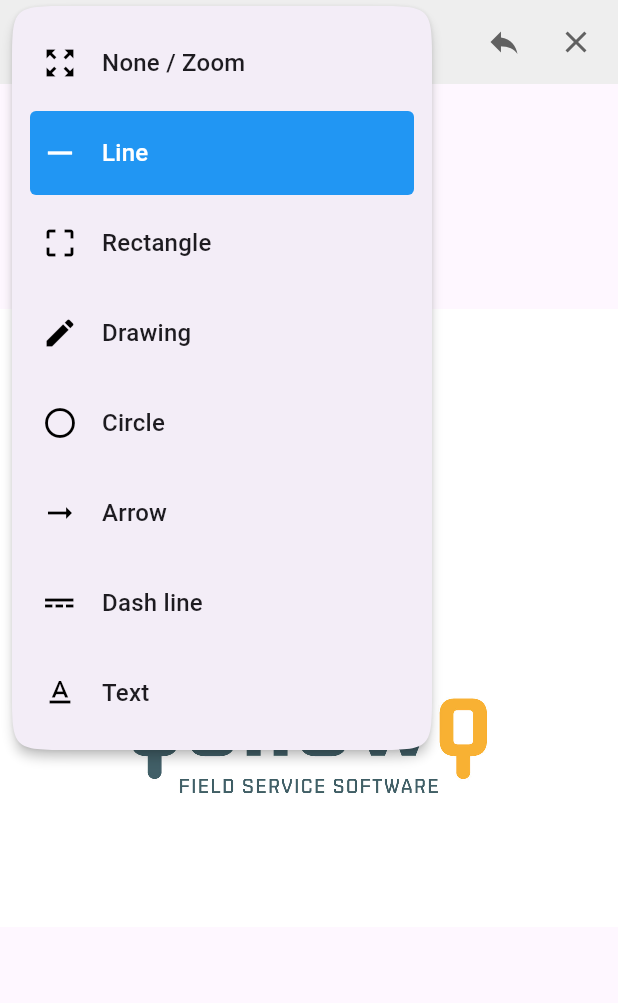
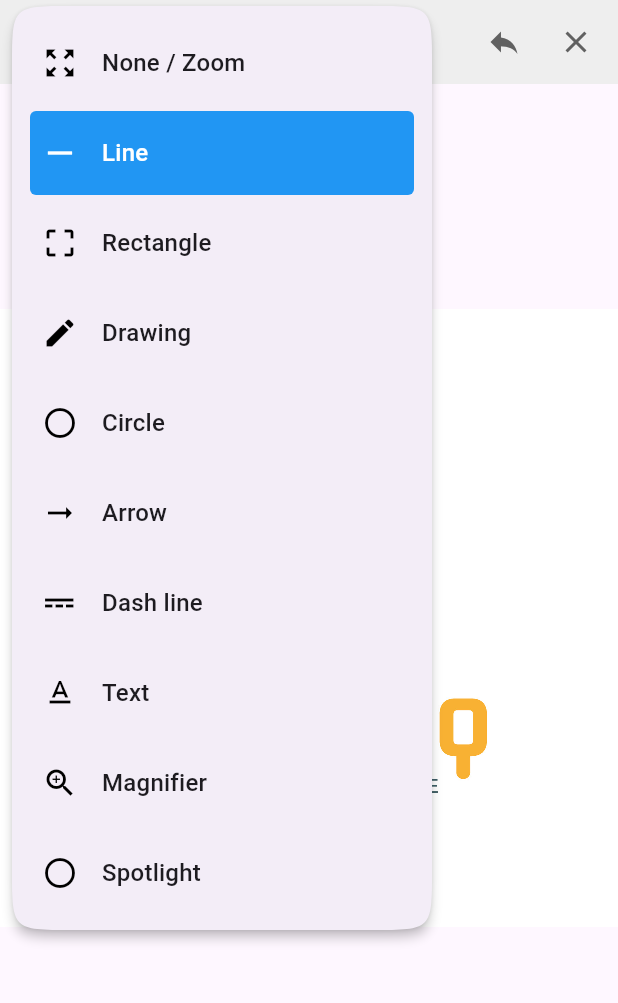
Before and after one commit to SiamMahmud/m4_image_painter, a Flutter app: the screen it shows after launch, after a tap on the "horizontal rule" icon, on a phone screen of 412 x 824 dp, the part 84-1087 px from its top. Run offline on Flutter 3.47's test engine with Material 3 defaults, Android fonts, the phone set to English and light mode, and no system bars; our stand-ins replace open_file; missing offline and left inert: dart:html, dart:js.

Commit message:
Added Magnifier & Spotlight

```diff
--- a/lib/src/_image_painter.dart
+++ b/lib/src/_image_painter.dart
@@ -13,10 +13,8 @@ class DrawImage extends CustomPainter {
   late ImagePainterController _controller;
 
   ///Constructor for the canvas
-  DrawImage({
-    required ImagePainterController controller,
-    this.backgroundColor,
-  }) : super(repaint: controller) {
+  DrawImage({required ImagePainterController controller, this.backgroundColor})
+    : super(repaint: controller) {
     _controller = controller;
   }
 
@@ -48,8 +46,9 @@ class DrawImage extends CustomPainter {
           final path = Path();
           path.addOval(
             Rect.fromCircle(
-                center: _offset[1]!,
-                radius: (_offset[0]! - _offset[1]!).distance),
+              center: _offset[1]!,
+              radius: (_offset[0]! - _offset[1]!).distance,
+            ),
           );
           canvas.drawPath(path, _painter);
           break;
@@ -70,11 +69,70 @@ class DrawImage extends CustomPainter {
                 ..lineTo(_offset[i + 1]!.dx, _offset[i + 1]!.dy);
               canvas.drawPath(_path, _painter..strokeCap = StrokeCap.round);
             } else if (_offset[i] != null && _offset[i + 1] == null) {
-              canvas.drawPoints(PointMode.points, [_offset[i]!],
-                  _painter..strokeCap = StrokeCap.round);
+              canvas.drawPoints(PointMode.points, [
+                _offset[i]!,
+              ], _painter..strokeCap = StrokeCap.round);
             }
           }
           break;
+
+        case PaintMode.magnifier:
+          final center = item.offsets[0]!;
+          final radius = item.magnifierRadius;
+          final scale = item.magnifierScale;
+
+          canvas.save();
+          Path clipPath = Path()
+            ..addOval(Rect.fromCircle(center: center, radius: radius));
+          canvas.clipPath(clipPath);
+
+          canvas.save();
+          canvas.translate(center.dx * (1 - scale), center.dy * (1 - scale));
+          canvas.scale(scale);
+          paintImage(
+            canvas: canvas,
+            image: _controller.image!,
+            rect: Rect.fromPoints(Offset.zero, Offset(size.width, size.height)),
+            filterQuality: FilterQuality.high,
+          );
+          canvas.restore();
+          canvas.restore();
+
+          final borderPaint = Paint()
+            ..color = Colors.white
+            ..strokeWidth = 3
+            ..style = PaintingStyle.stroke;
+          canvas.drawCircle(center, radius, borderPaint);
+          break;
+
+
+
+        case PaintMode.spotlight:
+          final center = item.offsets[0]!;
+          final radius = 100.0;
+          canvas.saveLayer(
+            Rect.fromLTWH(0, 0, size.width, size.height),
+            Paint(),
+          );
+          canvas.drawRect(
+            Rect.fromLTWH(0, 0, size.width, size.height),
+            Paint()
+              ..color = Colors.black.withOpacity(0.65)
+              ..blendMode = BlendMode.srcOver,
+          );
+          final clearPaint = Paint()..blendMode = BlendMode.clear;
+          canvas.drawCircle(center, radius, clearPaint);
+
+          canvas.restore();
+          final borderPaint = Paint()
+            ..color = Colors.white
+            ..strokeWidth = 3
+            ..style = PaintingStyle.stroke;
+
+          canvas.drawCircle(center, radius, borderPaint);
+          break;
+
+
         case PaintMode.text:
           final textSpan = TextSpan(
             text: item.text,
@@ -91,10 +149,14 @@ class DrawImage extends CustomPainter {
           );
           textPainter.layout(minWidth: 0, maxWidth: size.width);
           final textOffset = _offset.isEmpty
-              ? Offset(size.width / 2 - textPainter.width / 2,
-                  size.height / 2 - textPainter.height / 2)
-              : Offset(_offset[0]!.dx - textPainter.width / 2,
-                  _offset[0]!.dy - textPainter.height / 2);
+              ? Offset(
+                  size.width / 2 - textPainter.width / 2,
+                  size.height / 2 - textPainter.height / 2,
+                )
+              : Offset(
+                  _offset[0]!.dx - textPainter.width / 2,
+                  _offset[0]!.dy - textPainter.height / 2,
+                );
           textPainter.paint(canvas, textOffset);
           break;
         default:
@@ -115,8 +177,9 @@ class DrawImage extends CustomPainter {
           break;
         case PaintMode.circle:
           final path = Path();
-          path.addOval(Rect.fromCircle(
-              center: _end!, radius: (_end - _start!).distance));
+          path.addOval(
+            Rect.fromCircle(center: _end!, radius: (_end - _start!).distance),
+          );
           canvas.drawPath(path, _paint);
           break;
         case PaintMode.arrow:
@@ -133,12 +196,14 @@ class DrawImage extends CustomPainter {
           for (int i = 0; i < _controller.offsets.length - 1; i++) {
             if (points[i] != null && points[i + 1] != null) {
               canvas.drawLine(
-                  Offset(points[i]!.dx, points[i]!.dy),
-                  Offset(points[i + 1]!.dx, points[i + 1]!.dy),
-                  _paint..strokeCap = StrokeCap.round);
+                Offset(points[i]!.dx, points[i]!.dy),
+                Offset(points[i + 1]!.dx, points[i + 1]!.dy),
+                _paint..strokeCap = StrokeCap.round,
+              );
             } else if (points[i] != null && points[i + 1] == null) {
-              canvas.drawPoints(PointMode.points,
-                  [Offset(points[i]!.dx, points[i]!.dy)], _paint);
+              canvas.drawPoints(PointMode.points, [
+                Offset(points[i]!.dx, points[i]!.dy),
+              ], _paint);
             }
           }
           break;
@@ -220,7 +285,9 @@ enum PaintMode {
   circle,
 
   ///Allows to draw dashed line between two point.
-  dashLine
+  dashLine,
+  magnifier,
+  spotlight,
 }
 
 ///[PaintInfo] keeps track of a single unit of shape, whichever selected.
@@ -233,6 +300,10 @@ class PaintInfo {
 
   //Used to store strokesize of the mode.
   final double strokeWidth;
+
+  double magnifierRadius;
+
+  double magnifierScale;
 
   ///Used to save offsets.
   ///Two point in case of other shapes and list of points for [FreeStyle].
@@ -265,5 +336,7 @@ class PaintInfo {
     required this.strokeWidth,
     this.text = '',
     this.fill = false,
+    this.magnifierRadius = 120,
+    this.magnifierScale = 3.0,
   });
 }
--- a/lib/src/_paint_over_image.dart
+++ b/lib/src/_paint_over_image.dart
@@ -416,16 +416,14 @@ class ImagePainterState extends State<ImagePainter> {
 
   int _strokeMultiplier = 1;
   late TextDelegate textDelegate;
+
   @override
   void initState() {
     super.initState();
     _isLoaded = ValueNotifier<bool>(false);
     _controller = widget.controller;
     if (widget.isSignature) {
-      _controller.update(
-        mode: PaintMode.freeStyle,
-        color: Colors.black,
-      );
+      _controller.update(mode: PaintMode.freeStyle, color: Colors.black);
       _controller.setRect(Size(widget.width!, widget.height!));
     }
     _resolveAndConvertImage();
@@ -512,8 +510,11 @@ class ImagePainterState extends State<ImagePainter> {
   Future<ui.Image> _loadNetworkImage(String path) async {
     final completer = Completer<ImageInfo>();
     final img = NetworkImage(path);
-    img.resolve(const ImageConfiguration()).addListener(
-        ImageStreamListener((info, _) => completer.complete(info)));
+    img
+        .resolve(const ImageConfiguration())
+        .addListener(
+          ImageStreamListener((info, _) => completer.complete(info)),
+        );
     final imageInfo = await completer.future;
     _isLoaded.value = true;
     return imageInfo.image;
@@ -566,9 +567,7 @@ class ImagePainterState extends State<ImagePainter> {
                         size: imageSize,
                         willChange: true,
                         isComplex: true,
-                        painter: DrawImage(
-                          controller: _controller,
-                        ),
+                        painter: DrawImage(controller: _controller),
                       ),
                     );
                   },
@@ -577,7 +576,7 @@ class ImagePainterState extends State<ImagePainter> {
             ),
           ),
           if (!widget.controlsAtTop && widget.showControls) _buildControls(),
-          SizedBox(height: MediaQuery.of(context).padding.bottom)
+          SizedBox(height: MediaQuery.of(context).padding.bottom),
         ],
       ),
     );
@@ -625,13 +624,15 @@ class ImagePainterState extends State<ImagePainter> {
               children: [
                 IconButton(
                   tooltip: textDelegate.undo,
-                  icon: widget.undoIcon ??
+                  icon:
+                      widget.undoIcon ??
                       Icon(Icons.reply, color: Colors.grey[700]),
                   onPressed: () => _controller.undo(),
                 ),
                 IconButton(
                   tooltip: textDelegate.clearAllProgress,
-                  icon: widget.clearAllIcon ??
+                  icon:
+                      widget.clearAllIcon ??
                       Icon(Icons.clear, color: Colors.grey[700]),
                   onPressed: () => _controller.clear(),
                 ),
@@ -643,8 +644,9 @@ class ImagePainterState extends State<ImagePainter> {
   }
 
   _scaleStartGesture(ScaleStartDetails onStart) {
-    final _zoomAdjustedOffset =
-        _transformationController.toScene(onStart.localFocalPoint);
+    final _zoomAdjustedOffset = _transformationController.toScene(
+      onStart.localFocalPoint,
+    );
     if (!widget.isSignature) {
       _controller.setStart(_zoomAdjustedOffset);
       _controller.addOffsets(_zoomAdjustedOffset);
@@ -653,8 +655,9 @@ class ImagePainterState extends State<ImagePainter> {
 
   ///Fires while user is interacting with the screen to record painting.
   void _scaleUpdateGesture(ScaleUpdateDetails onUpdate) {
-    final _zoomAdjustedOffset =
-        _transformationController.toScene(onUpdate.localFocalPoint);
+    final _zoomAdjustedOffset = _transformationController.toScene(
+      onUpdate.localFocalPoint,
+    );
     _controller.setInProgress(true);
     if (_controller.start == null) {
       _controller.setStart(_zoomAdjustedOffset);
@@ -666,7 +669,13 @@ class ImagePainterState extends State<ImagePainter> {
     if (_controller.onTextUpdateMode) {
       _controller.paintHistory
           .lastWhere((element) => element.mode == PaintMode.text)
-          .offsets = [_zoomAdjustedOffset];
+          .offsets = [
+        _zoomAdjustedOffset,
+      ];
+    }
+
+    if (_controller.mode == PaintMode.spotlight) {
+      _controller.notifyListeners();
     }
   }
 
@@ -681,9 +690,31 @@ class ImagePainterState extends State<ImagePainter> {
       _controller.offsets.clear();
     } else if (_controller.start != null &&
         _controller.end != null &&
-        _controller.mode != PaintMode.text) {
+        _controller.mode != PaintMode.text &&
+        _controller.mode != PaintMode.spotlight &&
+        _controller.mode != PaintMode.magnifier) {
       _addEndPoints();
+    } else if (_controller.mode == PaintMode.magnifier) {
+      _addPaintHistory(
+        PaintInfo(
+          mode: PaintMode.magnifier,
+          offsets: [_controller.start, _controller.end],
+          color: Colors.transparent,
+          strokeWidth: 0,
+          magnifierScale: 2.0,
+        ),
+      );
+    } else if (_controller.mode == PaintMode.spotlight) {
+      _addPaintHistory(
+        PaintInfo(
+          mode: PaintMode.spotlight,
+          offsets: [_controller.start],
+          color: Colors.transparent,
+          strokeWidth: 0,
+        ),
+      );
     }
+
     _controller.resetStartAndEnd();
   }
 
@@ -830,9 +861,9 @@ class ImagePainterState extends State<ImagePainter> {
           AnimatedBuilder(
             animation: _controller,
             builder: (_, __) {
-              final icon = paintModes(textDelegate)
-                  .firstWhere((item) => item.mode == _controller.mode)
-                  .icon;
+              final icon = paintModes(
+                textDelegate,
+              ).firstWhere((item) => item.mode == _controller.mode).icon;
               return PopupMenuButton(
                 tooltip: textDelegate.changeMode,
                 shape: ContinuousRectangleBorder(
@@ -854,7 +885,8 @@ class ImagePainterState extends State<ImagePainter> {
                 ),
                 surfaceTintColor: Colors.transparent,
                 tooltip: textDelegate.changeColor,
-                icon: widget.colorIcon ??
+                icon:
+                    widget.colorIcon ??
                     Container(
                       padding: const EdgeInsets.all(2.0),
                       height: 24,
@@ -894,7 +926,7 @@ class ImagePainterState extends State<ImagePainter> {
                     Text(
                       textDelegate.fill,
                       style: Theme.of(context).textTheme.bodyMedium,
-                    )
+                    ),
                   ],
                 );
               } else {
@@ -913,7 +945,8 @@ class ImagePainterState extends State<ImagePainter> {
           ),
           IconButton(
             tooltip: textDelegate.clearAllProgress,
-            icon: widget.clearAllIcon ??
+            icon:
+                widget.clearAllIcon ??
                 Icon(Icons.clear, color: Colors.grey[700]),
             onPressed: () {
               widget.onClear?.call();
--- a/lib/src/delegates/text_delegate.dart
+++ b/lib/src/delegates/text_delegate.dart
@@ -7,6 +7,8 @@ class TextDelegate {
   final String arrow = "Arrow";
   final String dashLine = "Dash line";
   final String text = "Text";
+  final String magnifier = "Magnifier";
+  final String spotlight = "Spotlight";
   final String changeMode = "Change Mode";
   final String changeColor = "Change Color";
   final String changeBrushSize = "Change Brush Size";
--- a/lib/src/widgets/_mode_widget.dart
+++ b/lib/src/widgets/_mode_widget.dart
@@ -24,7 +24,8 @@ class SelectionItems extends StatelessWidget {
       margin: const EdgeInsets.symmetric(vertical: 2.0),
       decoration: BoxDecoration(
         borderRadius: BorderRadius.circular(4.0),
-          color: isSelected ? Colors.blue : Colors.transparent),
+        color: isSelected ? Colors.blue : Colors.transparent,
+      ),
       child: ListTile(
         leading: IconTheme(
           data: const IconThemeData(opacity: 1.0),
@@ -55,44 +56,60 @@ List<ModeData> paintModes(TextDelegate textDelegate) => [
   ModeData(
     icon: Icons.zoom_out_map,
     mode: PaintMode.none,
-          label: textDelegate.noneZoom),
+    label: textDelegate.noneZoom,
+  ),
   ModeData(
     icon: Icons.horizontal_rule,
     mode: PaintMode.line,
-          label: textDelegate.line),
+    label: textDelegate.line,
+  ),
   ModeData(
     icon: Icons.crop_free,
     mode: PaintMode.rect,
-          label: textDelegate.rectangle),
+    label: textDelegate.rectangle,
+  ),
   ModeData(
     icon: Icons.edit,
     mode: PaintMode.freeStyle,
-          label: textDelegate.drawing),
+    label: textDelegate.drawing,
+  ),
   ModeData(
     icon: Icons.lens_outlined,
     mode: PaintMode.circle,
-          label: textDelegate.circle),
+    label: textDelegate.circle,
+  ),
   ModeData(
     icon: Icons.arrow_right_alt_outlined,
     mode: PaintMode.arrow,
-          label: textDelegate.arrow),
+    label: textDelegate.arrow,
+  ),
   ModeData(
     icon: Icons.power_input,
     mode: PaintMode.dashLine,
-          label: textDelegate.dashLine),
+    label: textDelegate.dashLine,
+  ),
   ModeData(
     icon: Icons.text_format,
     mode: PaintMode.text,
-          label: textDelegate.text),
+    label: textDelegate.text,
+  ),
+
+  ModeData(
+    icon: Icons.zoom_in,
+    mode: PaintMode.magnifier,
+    label: textDelegate.magnifier,
+  ),
+  ModeData(
+    icon: Icons.circle_outlined,
+    mode: PaintMode.spotlight,
+    label: textDelegate.spotlight,
+  ),
 ];
 
 @immutable
 class ModeData {
-  const ModeData({
-    required this.icon,
-    required this.mode,
-    required this.label,
-  });
+  const ModeData({required this.icon, required this.mode, required this.label});
+
   final IconData icon;
   final PaintMode mode;
   final String label;
```
Lines whose indentation alone changed are shown as unchanged.
